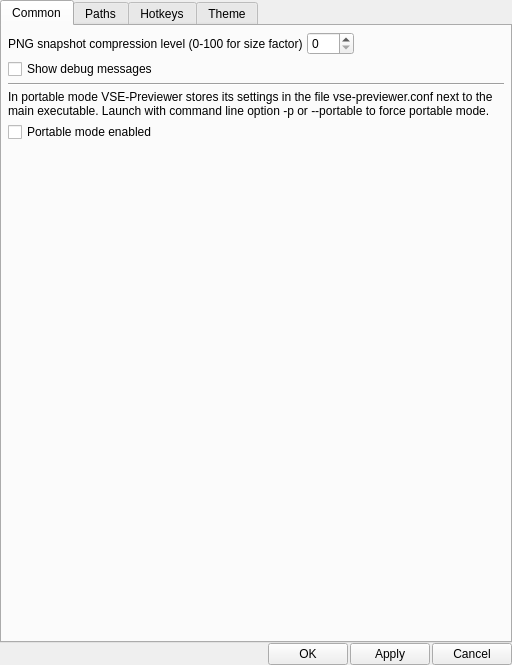
Above: vse-previewer/src/settings/settings_dialog.ui from YomikoR/VapourSynth-Editor before the change. Below: the same form after it.
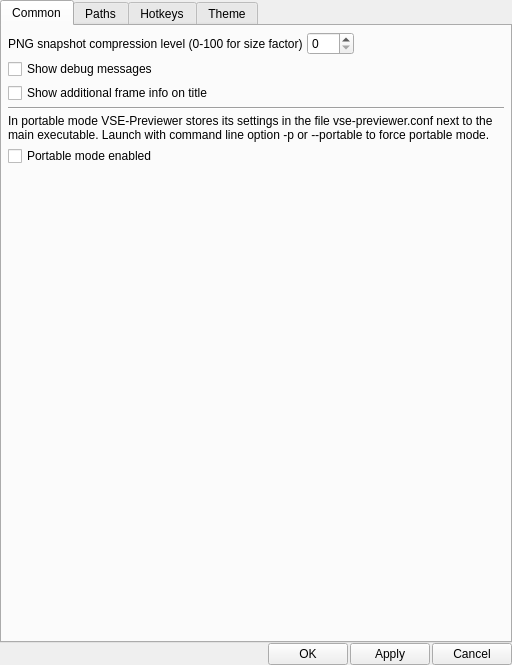
That is the form after the change.

Commit message: add option to show frame number and timestamp on title

Diff of the .ui file:
```diff
--- a/vse-previewer/src/settings/settings_dialog.ui
+++ b/vse-previewer/src/settings/settings_dialog.ui
@@ -98,6 +98,13 @@
          </property>
         </widget>
        </item>
+       <item>
+        <widget class="QCheckBox" name="additionalTitleInfoCheckBox">
+         <property name="text">
+          <string>Show additional frame info on title</string>
+         </property>
+        </widget>
+       </item>
        <item>
         <widget class="QFrame" name="delimiter">
          <property name="frameShape">
```
The commit also changes 7 other files.
